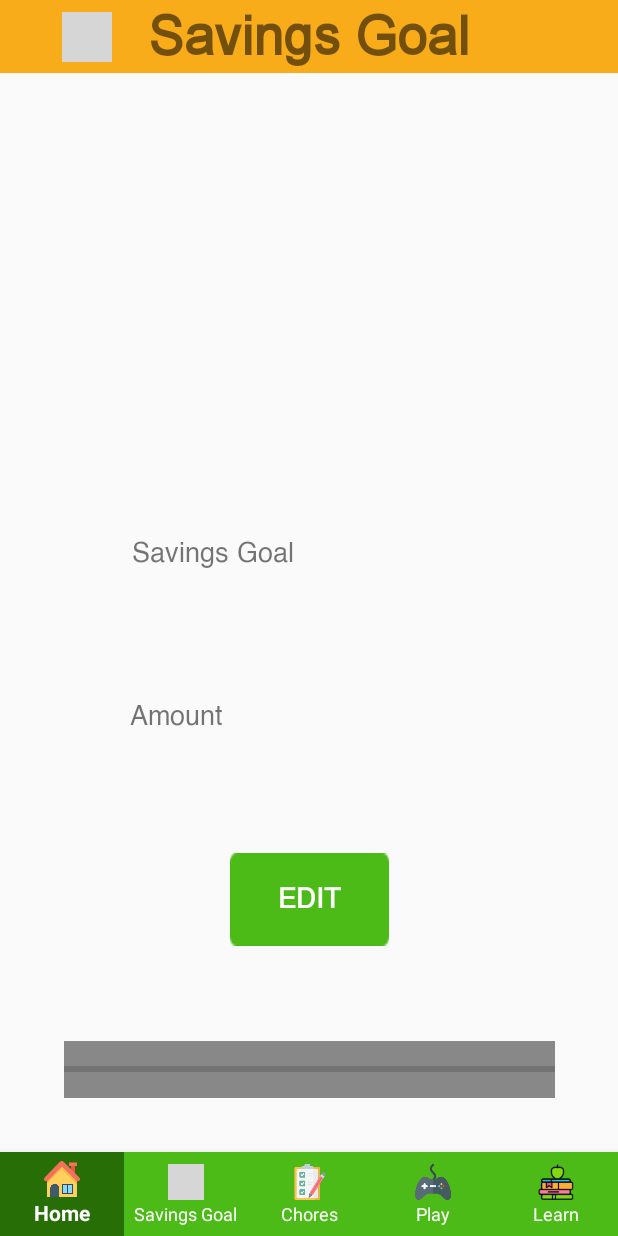
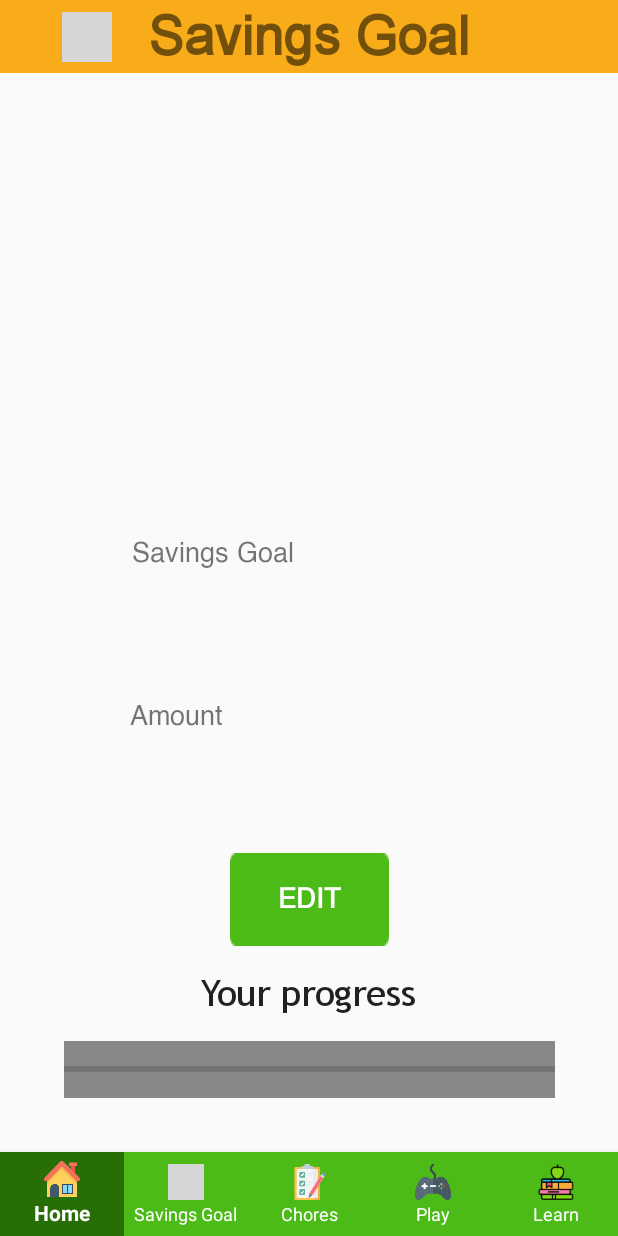
Before and after one commit to catlian/INFS3605_group2, an Android app: the fragment ParentSavings placed in its activity, on a phone screen of 412 x 824 dp. Run offline under Robolectric (Android 15) with nearby library versions, the phone set to English and light mode, and no system bars; our stand-ins replace Firebase (no records; nobody signed in at launch, a user with empty details on screens opened directly), Picasso; pictures from the network do not load; 21 statements that could not run were skipped; grey boxes are pictures that could not be loaded.

Commit message:
quick fixes

```diff
--- a/app/src/main/java/com/example/infs3605_group2/Fragments/ParentSavings.java
+++ b/app/src/main/java/com/example/infs3605_group2/Fragments/ParentSavings.java
@@ -52,7 +52,7 @@ public class ParentSavings extends Fragment {
     private String pic1;
     private double number;
     private double number2;
-
+    private TextView progressMsg;
     public ParentSavings() {
         // Required empty public constructor
     }
@@ -78,10 +78,12 @@ public class ParentSavings extends Fragment {
         goal = view.findViewById(R.id.textView_amount);
         savePic = view.findViewById(R.id.imageView_SavingsPic);
         savePic.setVisibility(View.INVISIBLE);
+        progressMsg = view.findViewById(R.id.textView_YourProgress);
         final ProgressBar simpleProgressBar=(ProgressBar)view.findViewById(R.id.simpleProgressBar); // initiate the progress bar
         simpleProgressBar.setBackgroundColor(Color.GRAY); // black background color for the progress bar
-        if (LoginActivity1.currentUser.getUserType()=="parent"){
+        if (LoginActivity1.currentUser.getUserType().equals("parent")){
             simpleProgressBar.setVisibility(View.GONE);
+            progressMsg.setVisibility((View.GONE));
         }
         edit.setOnClickListener(new View.OnClickListener() {
             @Override
--- a/app/src/main/res/layout/fragment_parent_savings.xml
+++ b/app/src/main/res/layout/fragment_parent_savings.xml
@@ -113,4 +113,19 @@
         app:layout_constraintEnd_toEndOf="parent"
         app:layout_constraintStart_toStartOf="parent" />
 
+    <TextView
+        android:id="@+id/textView_YourProgress"
+        android:layout_width="wrap_content"
+        android:layout_height="wrap_content"
+        android:layout_marginBottom="22dp"
+        android:layout_marginTop="79dp"
+        android:text="Your progress"
+        android:textAppearance="@style/ChildSubtitle"
+        app:layout_constraintBottom_toTopOf="@+id/simpleProgressBar"
+        app:layout_constraintEnd_toEndOf="parent"
+        app:layout_constraintHorizontal_bias="0.498"
+        app:layout_constraintStart_toStartOf="parent"
+        app:layout_constraintTop_toTopOf="@+id/btnCreate"
+        app:layout_constraintVertical_bias="0.0" />
+
 </androidx.constraintlayout.widget.ConstraintLayout>
```
